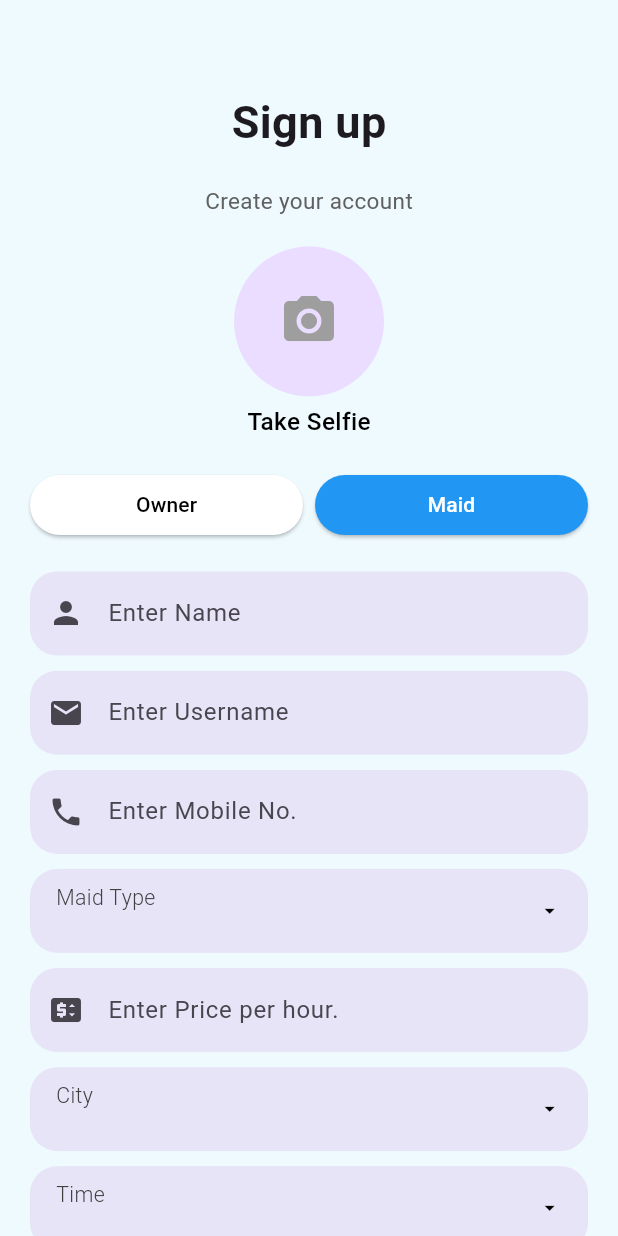
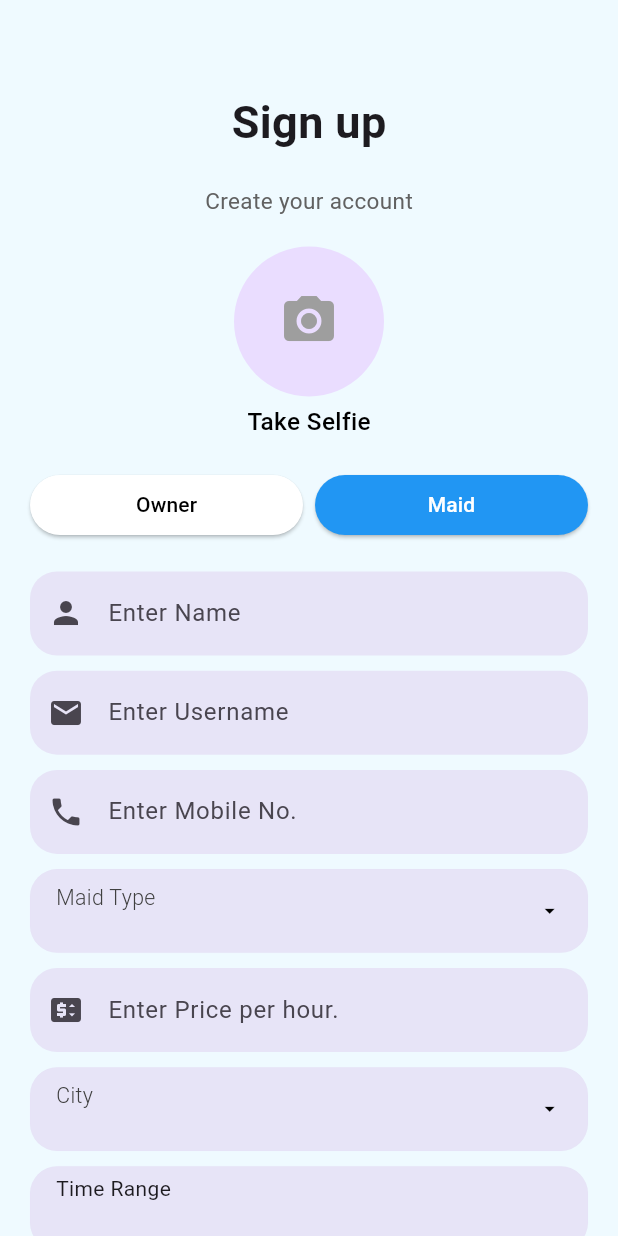
Before and after one commit to athul-velloth/just-connect, a Flutter app: the SignUp screen opened directly, after a tap on "Maid", on a phone screen of 412 x 824 dp. Run offline on Flutter 3.47's test engine with Material 3 defaults, Android fonts, the phone set to English and light mode, and no system bars; our stand-ins replace flutter_screenutil, flutter_svg, get, get_storage, image_picker, lottie and 2 more; missing offline and left inert: time_range_picker; accounts and stored records are empty.

Commit message:
defects are fixed

```diff
--- a/lib/Ui/signup.dart
+++ b/lib/Ui/signup.dart
@@ -170,6 +170,14 @@ class _SignUpState extends State<SignUp> {
         ),
       );
     });
+  }
+
+  /// Define disabled time ranges manually
+  TimeRange _getDisabledTimeRanges() {
+    return TimeRange(
+      startTime: const TimeOfDay(hour: 0, minute: 0), // Midnight to 8:00 AM
+      endTime: const TimeOfDay(hour: 8, minute: 0),
+    );
   }
 
   @override
@@ -554,118 +562,124 @@ class _SignUpState extends State<SignUp> {
                             ),
                             SizedBox(
                                 height: SizeConstant.getHeightWithScreen(10)),
-                            // InkWell(
-                            //     onTap: () async {
-                            //       timeRange = await showTimeRangePicker(
-                            //         context: context,
-                            //       );
-                            //       print(
-                            //           "result ${timeRange?.startTime} to${timeRange?.endTime}");
-                            //       if (timeRange != null) {
-                            //         setState(() {
-                            //           startTime = timeRange?.startTime;
-                            //           endTime = timeRange?.endTime;
-                            //           _loginController.timeController.text =
-                            //               "${formatTime(startTime)} - ${formatTime(endTime)}";
-                            //         });
-                            //       }
-                            //     },
-                            //     child: Container(
-                            //       width: SizeConstant.getHeightWithScreen(500),
-                            //       padding: EdgeInsets.symmetric(
-                            //           horizontal:
-                            //               SizeConstant.getHeightWithScreen(17),
-                            //           vertical:
-                            //               SizeConstant.getHeightWithScreen(5)),
-                            //       height: SizeConstant.getHeightWithScreen(55),
-                            //       decoration: BoxDecoration(
-                            //           color: Colors.purple.withOpacity(0.1),
-                            //           borderRadius: BorderRadius.circular(
-                            //               SizeConstant.getHeightWithScreen(18)),
-                            //           border: Border.all(
-                            //               color: Colors.purple.withOpacity(0.1),
-                            //               width:
-                            //                   SizeConstant.getHeightWithScreen(
-                            //                       0.1))),
-                            //       child: Text(
-                            //         'Time Range \n${formatTime(startTime)} ${formatTime(endTime)}',
-                            //       ),
-                            //     )),
-                            Column(
-                              crossAxisAlignment: CrossAxisAlignment.stretch,
-                              children: [
-                                GestureDetector(
-                                  onTap: () {
-                                    _showTimeModal(jobList);
+                            InkWell(
+                                onTap: () async {
+                                  timeRange = await showTimeRangePicker(
+                                    context: context,
+                                    start: const TimeOfDay(hour: 8, minute: 0), // Default start selection
+                                    end: const TimeOfDay(hour: 17, minute: 0), // Default end selection
+                                    disabledTime: _getDisabledTimeRanges(),
+                                    disabledColor: Colors.grey.withOpacity(0.5), // Optional: visually indicate disabled times
+                                    interval: const Duration(minutes: 15), // Optional: 15-minute intervals
+                                    use24HourFormat: false, // Optional: 12-hour format
+                                  );
+                                  print(
+                                      "result ${timeRange?.startTime} to${timeRange?.endTime}");
+                                  if (timeRange != null) {
+                                    setState(() {
+                                      startTime = timeRange?.startTime;
+                                      endTime = timeRange?.endTime;
+                                      _loginController.timeController.text =
+                                          "${formatTime(startTime)} - ${formatTime(endTime)}";
+                                    });
+                                  }
                                 },
                                 child: Container(
+                                  width: SizeConstant.getHeightWithScreen(500),
                                   padding: EdgeInsets.symmetric(
                                       horizontal:
-                                        SizeConstant.getHeightWithScreen(
-                                            17)),
-                                    height:
-                                    SizeConstant.getHeightWithScreen(55),
+                                          SizeConstant.getHeightWithScreen(17),
+                                      vertical:
+                                          SizeConstant.getHeightWithScreen(5)),
+                                  height: SizeConstant.getHeightWithScreen(55),
                                   decoration: BoxDecoration(
                                       color: Colors.purple.withOpacity(0.1),
                                       borderRadius: BorderRadius.circular(
+                                          SizeConstant.getHeightWithScreen(18)),
+                                      border: Border.all(
+                                          color: Colors.purple.withOpacity(0.1),
+                                          width:
                                               SizeConstant.getHeightWithScreen(
-                                                18)),
-                                        border: Border.all(
-                                            color:
-                                            Colors.purple.withOpacity(0.1),
-                                            width: SizeConstant
-                                                .getHeightWithScreen(0.1))),
-                                    child: Row(
-                                      mainAxisAlignment:
-                                      MainAxisAlignment.spaceBetween,
-                                      children: [
-                                        // Icon(
-                                        //   Icons
-                                        //       .work, // Replace with your desired icon
-                                        //   size: SizeConstant.getHeightWithScreen(
-                                        //       20), // Adjust icon size
+                                                  0.1))),
+                                  child: Text(
+                                    'Time Range \n${formatTime(startTime)} ${formatTime(endTime)}',
+                                  ),
+                                )),
+                            // Column(
+                            //   crossAxisAlignment: CrossAxisAlignment.stretch,
+                            //   children: [
+                            //     GestureDetector(
+                            //       onTap: () {
+                            //         _showTimeModal(jobList);
+                            //       },
+                            //       child: Container(
+                            //         padding: EdgeInsets.symmetric(
+                            //             horizontal:
+                            //             SizeConstant.getHeightWithScreen(
+                            //                 17)),
+                            //         height:
+                            //         SizeConstant.getHeightWithScreen(55),
+                            //         decoration: BoxDecoration(
+                            //             color: Colors.purple.withOpacity(0.1),
+                            //             borderRadius: BorderRadius.circular(
+                            //                 SizeConstant.getHeightWithScreen(
+                            //                     18)),
+                            //             border: Border.all(
+                            //                 color:
+                            //                 Colors.purple.withOpacity(0.1),
+                            //                 width: SizeConstant
+                            //                     .getHeightWithScreen(0.1))),
+                            //         child: Row(
+                            //           mainAxisAlignment:
+                            //           MainAxisAlignment.spaceBetween,
+                            //           children: [
+                            //             // Icon(
+                            //             //   Icons
+                            //             //       .work, // Replace with your desired icon
+                            //             //   size: SizeConstant.getHeightWithScreen(
+                            //             //       20), // Adjust icon size
+                            //             // ),
+                            //             Column(
+                            //               crossAxisAlignment:
+                            //               CrossAxisAlignment.start,
+                            //               mainAxisAlignment:
+                            //               MainAxisAlignment.center,
+                            //               children: [
+                            //                 Text(
+                            //                   "Time",
+                            //                   style: TextStyle(
+                            //                       fontSize:
+                            //                       SizeConstant.mediumFont,
+                            //                       color: ColorConstant.black6,
+                            //                       fontFamily: "Poppins-Regular",
+                            //                       fontWeight: FontWeight.w300),
+                            //                 ),
+                            //                 Text(
+                            //                   timeResult,
+                            //                   style: TextStyle(
+                            //                       fontSize:
+                            //                       SizeConstant.smallFont,
+                            //                       color: ColorConstant.black3,
+                            //                       fontFamily: "Poppins-Medium",
+                            //                       fontWeight: FontWeight.w500),
+                            //                 ),
+                            //               ],
+                            //             ),
+                            //             Icon(
+                            //               Icons
+                            //                   .arrow_drop_down, // Use a down arrow icon
+                            //               size:
+                            //               SizeConstant.getHeightWithScreen(
+                            //                   16), // Set size dynamically
+                            //               color: Colors
+                            //                   .black, // Optional: Set color
+                            //             )
+                            //           ],
+                            //         ),
+                            //       ),
+                            //     ),
+                            //   ],
                             // ),
-                                        Column(
-                                          crossAxisAlignment:
-                                          CrossAxisAlignment.start,
-                                          mainAxisAlignment:
-                                          MainAxisAlignment.center,
-                                          children: [
-                                            Text(
-                                              "Time",
-                                              style: TextStyle(
-                                                  fontSize:
-                                                  SizeConstant.mediumFont,
-                                                  color: ColorConstant.black6,
-                                                  fontFamily: "Poppins-Regular",
-                                                  fontWeight: FontWeight.w300),
-                                            ),
-                                            Text(
-                                              timeResult,
-                                              style: TextStyle(
-                                                  fontSize:
-                                                  SizeConstant.smallFont,
-                                                  color: ColorConstant.black3,
-                                                  fontFamily: "Poppins-Medium",
-                                                  fontWeight: FontWeight.w500),
-                                            ),
-                                          ],
-                                        ),
-                                        Icon(
-                                          Icons
-                                              .arrow_drop_down, // Use a down arrow icon
-                                          size:
-                                          SizeConstant.getHeightWithScreen(
-                                              16), // Set size dynamically
-                                          color: Colors
-                                              .black, // Optional: Set color
-                                        )
-                                      ],
-                                    ),
-                                  ),
-                                ),
-                              ],
-                            ),
                           ],
                         )
                       : const SizedBox(),
```
Lines whose indentation alone changed are shown as unchanged.
